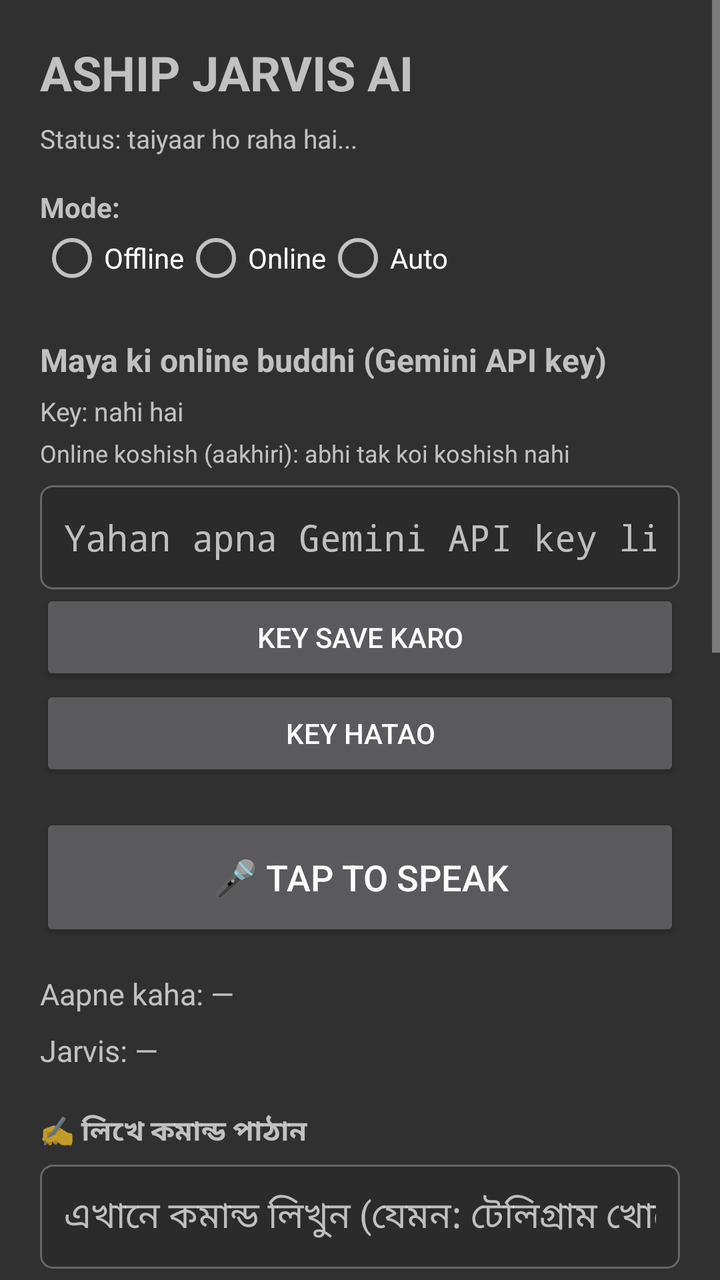
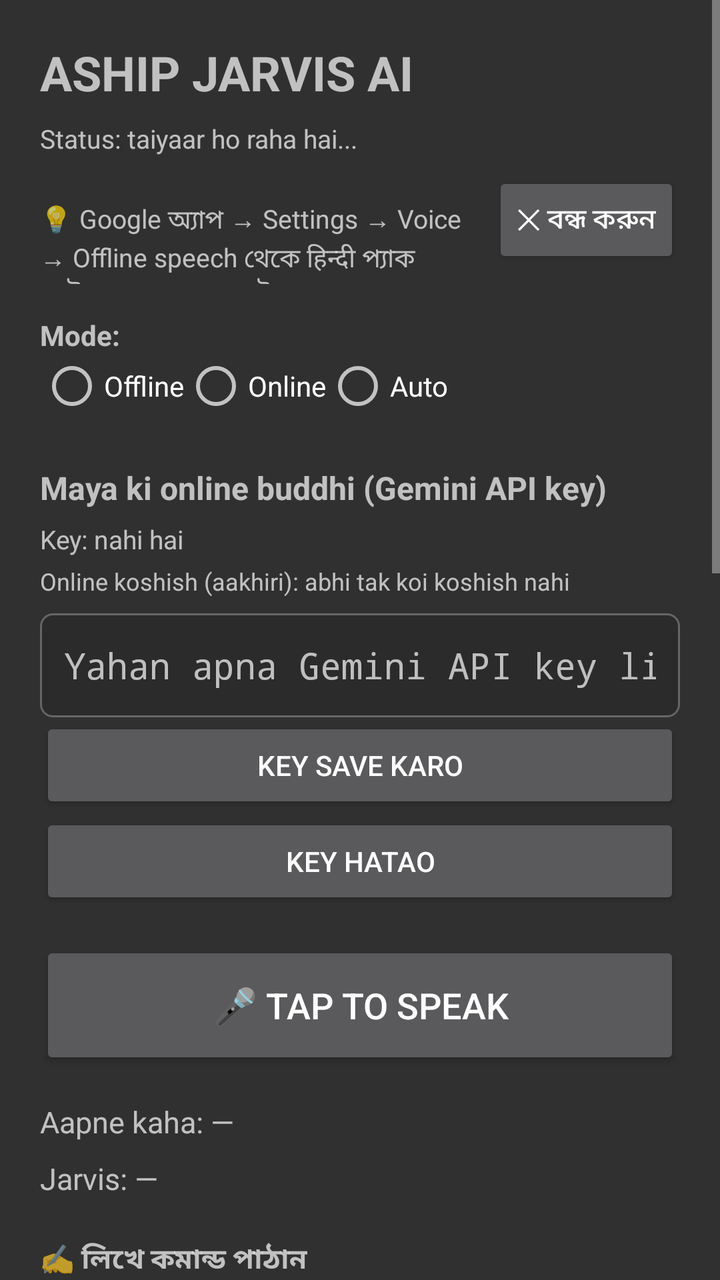

Two renders of the same Android screen: before a commit and after it. Below are the layout's source before the change and the commit's diff.
<!-- AndroidManifest.xml: application theme android:Theme.Material.NoActionBar -->
<!-- res/layout/activity_main.xml -->
<?xml version="1.0" encoding="utf-8"?>
<ScrollView xmlns:android="http://schemas.android.com/apk/res/android"
    android:layout_width="match_parent"
    android:layout_height="match_parent"
    android:fillViewport="true">

    <LinearLayout
        android:layout_width="match_parent"
        android:layout_height="wrap_content"
        android:orientation="vertical"
        android:padding="20dp">

        <TextView
            android:layout_width="wrap_content"
            android:layout_height="wrap_content"
            android:text="ASHIP JARVIS AI"
            android:textSize="24sp"
            android:textStyle="bold" />

        <TextView
            android:id="@+id/statusText"
            android:layout_width="match_parent"
            android:layout_height="wrap_content"
            android:layout_marginTop="8dp"
            android:text="Status: taiyaar ho raha hai..."
            android:textSize="13sp" />

        <TextView
            android:layout_width="wrap_content"
            android:layout_height="wrap_content"
            android:layout_marginTop="16dp"
            android:text="Mode:"
            android:textStyle="bold" />

        <RadioGroup
            android:id="@+id/modeGroup"
            android:layout_width="match_parent"
            android:layout_height="wrap_content"
            android:orientation="horizontal">

            <RadioButton
                android:id="@+id/modeOffline"
                android:layout_width="wrap_content"
                android:layout_height="wrap_content"
                android:text="Offline" />

            <RadioButton
                android:id="@+id/modeOnline"
                android:layout_width="wrap_content"
                android:layout_height="wrap_content"
                android:text="Online" />

            <RadioButton
                android:id="@+id/modeAuto"
                android:layout_width="wrap_content"
                android:layout_height="wrap_content"
                android:text="Auto" />
        </RadioGroup>

        <TextView
            android:layout_width="wrap_content"
            android:layout_height="wrap_content"
            android:layout_marginTop="24dp"
            android:text="Maya ki online buddhi (Gemini API key)"
            android:textSize="16sp"
            android:textStyle="bold" />

        <TextView
            android:id="@+id/geminiKeyStatusText"
            android:layout_width="match_parent"
            android:layout_height="wrap_content"
            android:layout_marginTop="6dp"
            android:text="Key: nahi hai"
            android:textSize="13sp" />

        <TextView
            android:id="@+id/geminiDiagText"
            android:layout_width="match_parent"
            android:layout_height="wrap_content"
            android:layout_marginTop="4dp"
            android:text="Online koshish (aakhiri): abhi tak koi koshish nahi"
            android:textSize="12sp" />

        <EditText
            android:id="@+id/geminiKeyInput"
            android:layout_width="match_parent"
            android:layout_height="wrap_content"
            android:layout_marginTop="8dp"
            android:background="@drawable/input_box_bg"
            android:hint="Yahan apna Gemini API key likho"
            android:importantForAutofill="no"
            android:inputType="textPassword"
            android:maxLines="1"
            android:minHeight="52dp"
            android:padding="12dp" />

        <Button
            android:id="@+id/geminiKeySaveButton"
            android:layout_width="match_parent"
            android:layout_height="wrap_content"
            android:text="KEY SAVE KARO" />

        <Button
            android:id="@+id/geminiKeyClearButton"
            android:layout_width="match_parent"
            android:layout_height="wrap_content"
            android:text="KEY HATAO" />

        <Button
            android:id="@+id/micButton"
            android:layout_width="match_parent"
            android:layout_height="64dp"
            android:layout_marginTop="16dp"
            android:text="🎤 Tap to speak"
            android:textSize="18sp" />

        <TextView
            android:id="@+id/recognizedText"
            android:layout_width="match_parent"
            android:layout_height="wrap_content"
            android:layout_marginTop="16dp"
            android:text="Aapne kaha: —"
            android:textSize="15sp" />

        <TextView
            android:id="@+id/responseText"
            android:layout_width="match_parent"
            android:layout_height="wrap_content"
            android:layout_marginTop="8dp"
            android:text="Jarvis: —"
            android:textSize="15sp" />

        
        <TextView
            android:layout_width="wrap_content"
            android:layout_height="wrap_content"
            android:layout_marginTop="20dp"
            android:text="✍️ লিখে কমান্ড পাঠান"
            android:textStyle="bold" />

        <EditText
            android:id="@+id/commandInput"
            android:layout_width="match_parent"
            android:layout_height="wrap_content"
            android:layout_marginTop="6dp"
            android:background="@drawable/input_box_bg"
            android:hint="এখানে কমান্ড লিখুন (যেমন: টেলিগ্রাম খোলো, লাইট, স্ক্রল ডাউন)"
            android:importantForAutofill="no"
            android:inputType="text"
            android:maxLines="1"
            android:minHeight="52dp"
            android:padding="12dp" />

        <Button
            android:id="@+id/sendButton"
            android:layout_width="match_parent"
            android:layout_height="wrap_content"
            android:text="কমান্ড পাঠাও" />

        <Button
            android:id="@+id/downloadModelButton"
            android:layout_width="match_parent"
            android:layout_height="wrap_content"
            android:layout_marginTop="12dp"
            android:text="Download Hindi offline voice model" />

        
        <TextView
            android:id="@+id/banglaModelStatusText"
            android:layout_width="match_parent"
            android:layout_height="wrap_content"
            android:layout_marginTop="16dp"
            android:text="বাংলা অফলাইন মডেল: ডাউনলোড হয়নি"
            android:textSize="13sp" />

        <Button
            android:id="@+id/banglaModelButton"
            android:layout_width="match_parent"
            android:layout_height="wrap_content"
            android:layout_marginTop="4dp"
            android:text="বাংলা অফলাইন মডেল ডাউনলোড করো" />

        
        <Button
            android:id="@+id/mobileSettingsButton"
            android:layout_width="match_parent"
            android:layout_height="wrap_content"
            android:layout_marginTop="24dp"
            android:text="📱 Mobile (মোবাইল) — Background Setup" />

        <TextView
            android:id="@+id/panelScanText"
            android:layout_width="match_parent"
            android:layout_height="wrap_content"
            android:layout_marginTop="4dp"
            android:text="Panel scan: abhi tak koi koshish nahi"
            android:textSize="12sp" />

        <TextView
            android:id="@+id/youtubeTapText"
            android:layout_width="match_parent"
            android:layout_height="wrap_content"
            android:layout_marginTop="4dp"
            android:text="YouTube tap (aakhiri): abhi tak koi koshish nahi"
            android:textSize="12sp" />

        <TextView
            android:id="@+id/agentRunText"
            android:layout_width="match_parent"
            android:layout_height="wrap_content"
            android:layout_marginTop="4dp"
            android:text="Agent chaal (aakhiri): abhi tak koi koshish nahi"
            android:textSize="12sp" />

        <TextView
            android:id="@+id/screenRunText"
            android:layout_width="match_parent"
            android:layout_height="wrap_content"
            android:layout_marginTop="4dp"
            android:text="Screen chaal (aakhiri): abhi tak koi koshish nahi"
            android:textSize="12sp" />

        <TextView
            android:id="@+id/screenAuditText"
            android:layout_width="match_parent"
            android:layout_height="wrap_content"
            android:layout_marginTop="4dp"
            android:text="Screen audit (aakhiri): abhi tak koi record nahi"
            android:textSize="12sp" />

        <TextView
            android:id="@+id/banglaAsrText"
            android:layout_width="match_parent"
            android:layout_height="wrap_content"
            android:layout_marginTop="4dp"
            android:text="Bangla ASR (aakhiri): abhi tak koi koshish nahi"
            android:textSize="12sp" />

        <TextView
            android:id="@+id/quotaText"
            android:layout_width="match_parent"
            android:layout_height="wrap_content"
            android:layout_marginTop="4dp"
            android:text="Quota hisaab (aaj): total 0 | main 0 | lite 0"
            android:textSize="12sp" />

        
        <TextView
            android:id="@+id/personaText"
            android:layout_width="match_parent"
            android:layout_height="wrap_content"
            android:layout_marginTop="4dp"
            android:text="Persona (aakhiri): abhi tak koi session nahi"
            android:textSize="12sp" />

        
        <TextView
            android:id="@+id/learnedText"
            android:layout_width="match_parent"
            android:layout_height="wrap_content"
            android:layout_marginTop="4dp"
            android:text="শেখা কাজ (mot): 0"
            android:textSize="12sp" />

        
        <TextView
            android:id="@+id/taughtText"
            android:layout_width="match_parent"
            android:layout_height="wrap_content"
            android:layout_marginTop="4dp"
            android:text="শেখানো কমান্ড (mot): 0"
            android:textSize="12sp" />

        
        <TextView
            android:id="@+id/listenLangLabel"
            android:layout_width="match_parent"
            android:layout_height="wrap_content"
            android:layout_marginTop="12dp"
            android:text="শোনার ভাষা: বাংলা"
            android:textSize="13sp" />

        <Button
            android:id="@+id/listenLangButton"
            android:layout_width="match_parent"
            android:layout_height="wrap_content"
            android:text="শোনার ভাষা: বাংলা (বদলাতে ট্যাপ করো)" />

        <Button
            android:id="@+id/updateCheckButton"
            android:layout_width="match_parent"
            android:layout_height="wrap_content"
            android:text="UPDATE CHECK KARO" />

    </LinearLayout>

</ScrollView>
<!-- resources referenced by this layout -->
<resources>
  <!-- drawable input_box_bg (drawable) -->
  <?xml version="1.0" encoding="utf-8"?>
  <shape xmlns:android="http://schemas.android.com/apk/res/android"
      android:shape="rectangle">
      <solid android:color="#2B2B2B" />
      <stroke
          android:width="1dp"
          android:color="#666666" />
      <corners android:radius="6dp" />
  </shape>
</resources>

<!-- the commit's change to res/layout/activity_main.xml (unified diff, before → after) -->
@@ -24,6 +24,28 @@
             android:layout_marginTop="8dp"
             android:text="Status: taiyaar ho raha hai..."
             android:textSize="13sp" />
+
+        
+        <LinearLayout
+            android:layout_width="match_parent"
+            android:layout_height="wrap_content"
+            android:layout_marginTop="8dp"
+            android:orientation="horizontal">
+
+            <TextView
+                android:id="@+id/offlinePackHintText"
+                android:layout_width="0dp"
+                android:layout_height="wrap_content"
+                android:layout_weight="1"
+                android:text="💡 Google অ্যাপ → Settings → Voice → Offline speech থেকে हिन्दी প্যাক ডাউনলোড করলে নেট ছাড়াও ভালো শুনবে"
+                android:textSize="13sp" />
+
+            <Button
+                android:id="@+id/offlinePackHintClose"
+                android:layout_width="wrap_content"
+                android:layout_height="wrap_content"
+                android:text="✕ বন্ধ করুন" />
+        </LinearLayout>
 
         <TextView
             android:layout_width="wrap_content"
@@ -273,6 +295,31 @@
 
         
         <TextView
+            android:id="@+id/backgroundHeardText"
+            android:layout_width="match_parent"
+            android:layout_height="wrap_content"
+            android:layout_marginTop="4dp"
+            android:text="Background (aakhiri suna): abhi tak kuch nahi"
+            android:textSize="12sp" />
+
+        <TextView
+            android:id="@+id/foregroundHeardText"
+            android:layout_width="match_parent"
+            android:layout_height="wrap_content"
+            android:layout_marginTop="4dp"
+            android:text="Saamne (aakhiri suna): abhi tak kuch nahi"
+            android:textSize="12sp" />
+
+        <TextView
+            android:id="@+id/hearPathText"
+            android:layout_width="match_parent"
+            android:layout_height="wrap_content"
+            android:layout_marginTop="4dp"
+            android:text="শোনার পথ (aakhiri): abhi tak koi turn nahi"
+            android:textSize="12sp" />
+
+        
+        <TextView
             android:id="@+id/listenLangLabel"
             android:layout_width="match_parent"
             android:layout_height="wrap_content"
@@ -286,6 +333,15 @@
             android:layout_height="wrap_content"
             android:text="শোনার ভাষা: বাংলা (বদলাতে ট্যাপ করো)" />
 
+        
+        <Switch
+            android:id="@+id/offlineEarsFirstSwitch"
+            android:layout_width="match_parent"
+            android:layout_height="wrap_content"
+            android:layout_marginTop="8dp"
+            android:text="অফলাইন কান আগে (বিপ কম, শোনা একটু কম)"
+            android:textSize="14sp" />
+
         <Button
             android:id="@+id/updateCheckButton"
             android:layout_width="match_parent"
